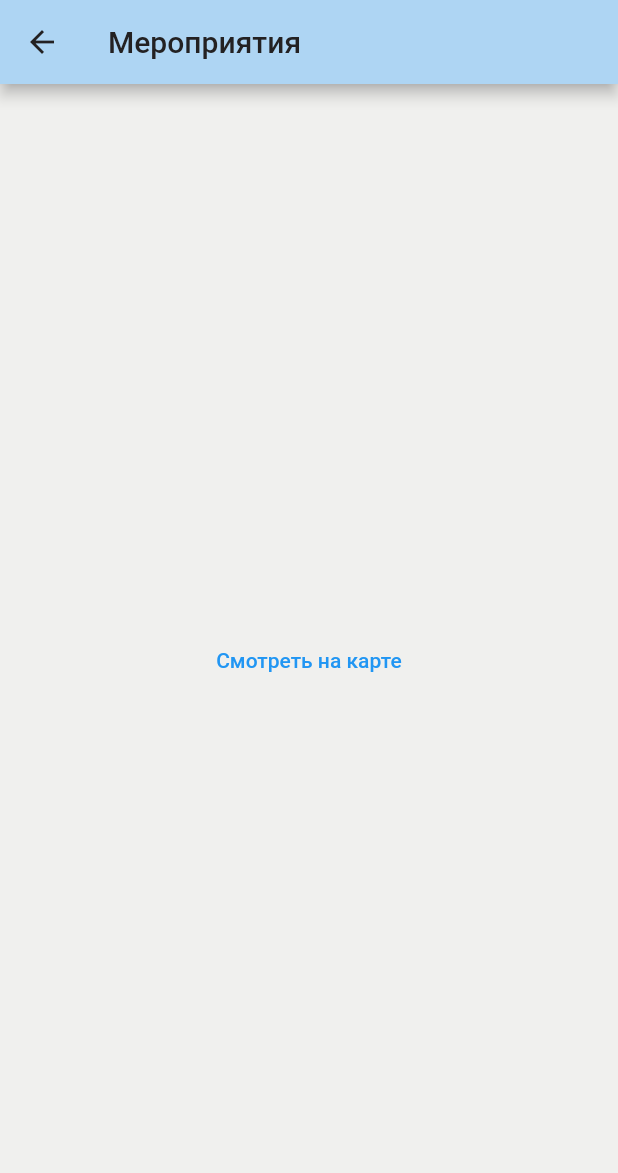
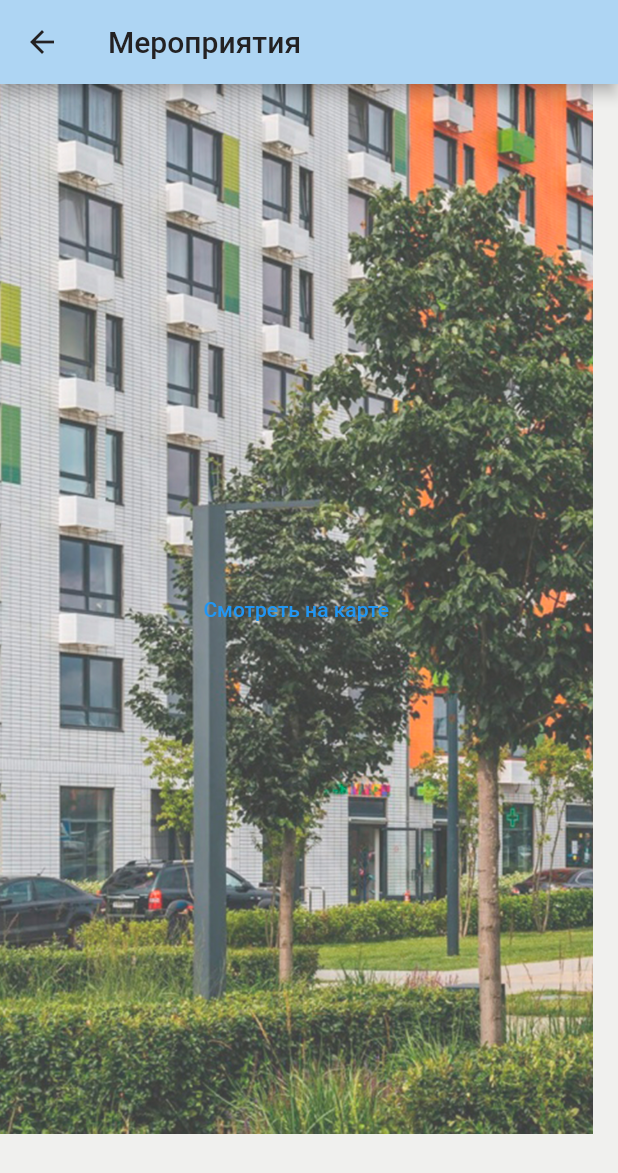
Before and after one commit to VeronikaLo/TOS_Parkovii, a Flutter app: the DetailPage screen opened by its route, on a phone screen of 412 x 824 dp. Shown: the top 1173 px of the screen. Run offline on Flutter 3.47's test engine with Material 2 defaults, Android fonts, the phone set to English and light mode, and no system bars; our stand-ins replace google_maps_flutter.

Commit message:
добавлен фон на страницу деталей

```diff
--- a/lib/details.dart
+++ b/lib/details.dart
@@ -20,7 +20,13 @@ class DetailPage extends StatelessWidget {
           backgroundColor: const Color.fromRGBO(174, 213, 243, 1),
           title: const Text('Мероприятия',
               style: TextStyle(color: Color.fromRGBO(35, 33, 34, 1)))),
-      body: Center(
+      body: Container(
+          width: 395,
+          height: 700,
+          decoration: const BoxDecoration(
+              image: DecorationImage(
+                  image: AssetImage('assets/images/background-details.jpg'),
+                  fit: BoxFit.cover)),
           child: TextButton(
               onPressed: () {
                 Navigator.of(context).pushNamed('/fifthPage');
--- a/pubspec.yaml
+++ b/pubspec.yaml
@@ -71,6 +71,7 @@ flutter:
     - assets/images/maps.png
     - assets/images/background-homepage.jpg
     - assets/images/background-thirdpage.jpg
+    - assets/images/background-details.jpg
 
   # An image asset can refer to one or more resolution-specific "variants", see
   # https://flutter.dev/assets-and-images/#resolution-aware.
```
Also changed, not shown: assets/images/background-details.jpg (added), 1 other file.
